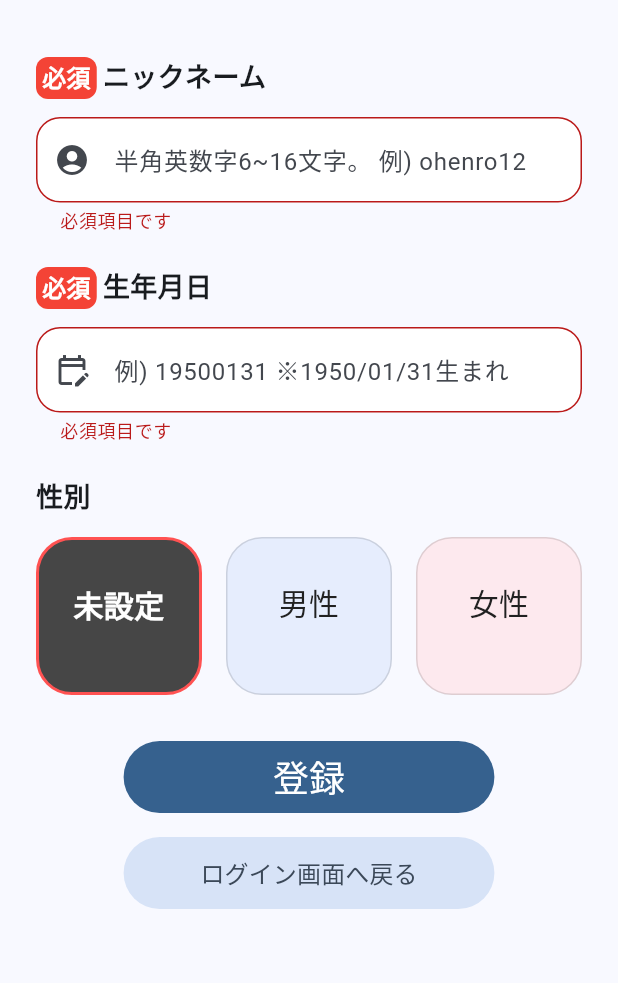
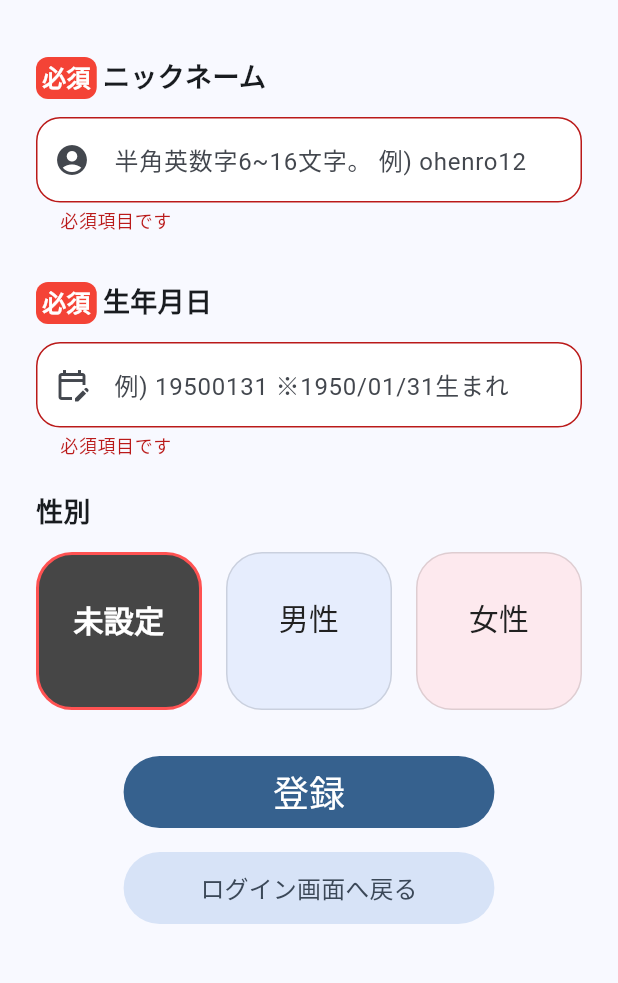
Before and after one commit to sports-club-hanzan/virtual-pilgrimage, a Flutter app: the RegistrationPage screen opened by its route, after a tap on "登録", on a phone screen of 412 x 824 dp, the part 63-1046 px from its top. Run offline on Flutter 3.47's test engine with Material 2 defaults, Android fonts, the phone set to English and light mode, and no system bars; our stand-ins replace cloud_firestore, firebase_analytics, firebase_auth, firebase_core, firebase_crashlytics, firebase_storage and 10 more; missing offline and left inert: google_polyline_algorithm, health, maps_toolkit; accounts and stored records are empty.

Commit message:
:adhesive_bandage: minor fix

```diff
--- a/lib/ui/pages/registration/registration_page.dart
+++ b/lib/ui/pages/registration/registration_page.dart
@@ -25,7 +25,6 @@ class RegistrationPage extends ConsumerWidget {
   }
 }
 
-// TODO(s14t284): デザインを整える
 class RegistrationPageBody extends StatelessWidget {
   const RegistrationPageBody(this.ref, {super.key});
 
@@ -81,7 +80,7 @@ class RegistrationPageBody extends StatelessWidget {
 
   Widget _nicknameFormSection(RegistrationState state, RegistrationPresenter notifier) {
     return SizedBox(
-      height: 140,
+      height: 150,
       child: Column(
         crossAxisAlignment: CrossAxisAlignment.start,
         children: [
@@ -127,13 +126,6 @@ class RegistrationPageBody extends StatelessWidget {
               LengthLimitingTextInputFormatter(8),
             ],
           ),
-          // TextButton(
-          //   onPressed: () => notifier.onPressedDate(context),
-          //   child: Text(
-          //     DateFormat('yyyy/MM/dd').format(state.birthDay),
-          //     style: const TextStyle(color: Colors.black, fontSize: FontSize.largeSize),
-          //   ),
-          // ),
         ],
       ),
     );
@@ -186,10 +178,7 @@ class RegistrationPageBody extends StatelessWidget {
                   ),
                 ),
               // leadingを表示
-              Text(
-                leadingText,
-                style: const TextStyle(fontSize: 18, fontWeight: FontWeight.bold),
-              ),
+              Text(leadingText, style: const TextStyle(fontSize: 18, fontWeight: FontWeight.bold)),
             ],
           ),
         ),
--- a/lib/ui/pages/registration/registration_presenter.dart
+++ b/lib/ui/pages/registration/registration_presenter.dart
@@ -7,6 +7,7 @@ import 'package:virtualpilgrimage/analytics.dart';
 import 'package:virtualpilgrimage/domain/user/registration/registration_result.dart';
 import 'package:virtualpilgrimage/domain/user/registration/user_registration_usecase.dart';
 import 'package:virtualpilgrimage/domain/user/virtual_pilgrimage_user.codegen.dart';
+import 'package:virtualpilgrimage/infrastructure/firebase/firebase_crashlytics_provider.dart';
 import 'package:virtualpilgrimage/model/form_model.codegen.dart';
 import 'package:virtualpilgrimage/model/radio_button_model.codegen.dart';
 import 'package:virtualpilgrimage/ui/pages/registration/registration_state.codegen.dart';
@@ -22,7 +23,10 @@ class RegistrationPresenter extends StateNotifier<RegistrationState> {
       : super(
           RegistrationState(
             nickname: FormModel.of(nicknameValidator, user?.nickname ?? ''),
-            birthday: FormModel.of(birthdayValidator),
+            birthday: FormModel.of(
+              birthdayValidator,
+              user != null ? DateFormat('yyyyMMdd').format(user.birthDay) : '',
+            ),
             gender: RadioButtonModel.of<Gender>(
               ['未設定', '男性', '女性'],
               Gender.values,
@@ -40,20 +44,25 @@ class RegistrationPresenter extends StateNotifier<RegistrationState> {
         ) {
     _usecase = _ref.read(userRegistrationUsecaseProvider);
     _analytics = _ref.read(analyticsProvider);
+    _crashlytics = _ref.read(firebaseCrashlyticsProvider);
+    _userState = _ref.watch(userStateProvider.notifier);
+    _loginState = _ref.watch(loginStateProvider.state);
   }
 
   final Ref _ref;
   late final UserRegistrationUsecase _usecase;
   late final Analytics _analytics;
   late final FirebaseCrashlytics _crashlytics;
+  late final StateController<VirtualPilgrimageUser?> _userState;
+  late final StateController<UserStatus?> _loginState;
   final dateFormatter = DateFormat();
 
   void onChangedNickname(FormModel nickname) {
-    state = state.copyWith(nickname: nickname);
+    state = state.copyWith(nickname: nickname.copyWith(externalErrors: []));
   }
 
   void onChangedBirthday(FormModel birthday) {
-    state = state.copyWith(birthday: birthday);
+    state = state.copyWith(birthday: birthday.copyWith(externalErrors: []));
   }
 
   void onChangedGender(Gender? gender) {
@@ -80,8 +89,8 @@ class RegistrationPresenter extends StateNotifier<RegistrationState> {
           eventName: AnalyticsEvent.registrationFailed,
           parameters: {
             ...defaultParams,
-            'nicknameValidationError': state.nickname.displayError,
-            'birthdayValidationError': state.birthday.displayError,
+            'nicknameValidationError': state.nickname.displayError ?? '',
+            'birthdayValidationError': state.birthday.displayError ?? '',
           },
         ),
       );
@@ -90,7 +99,7 @@ class RegistrationPresenter extends StateNotifier<RegistrationState> {
 
     late DateTime birthday;
     try {
-      birthday = dateFormatter.parse(state.birthday.text);
+      birthday = DateTime.parse(state.birthday.text);
     } on FormatException catch (e) {
       state = state.copyWith(
         birthday: state.birthday.addExternalError('生年月日の形式が不正です'),
@@ -100,8 +109,8 @@ class RegistrationPresenter extends StateNotifier<RegistrationState> {
           eventName: AnalyticsEvent.registrationFailed,
           parameters: {
             ...defaultParams,
-            'nicknameValidationError': state.nickname.displayError,
-            'birthdayValidationError': state.birthday.displayError,
+            'nicknameValidationError': state.nickname.displayError ?? '',
+            'birthdayValidationError': state.birthday.displayError ?? '',
           },
         ),
       );
@@ -114,14 +123,15 @@ class RegistrationPresenter extends StateNotifier<RegistrationState> {
       nickname: state.nickname.text,
       gender: state.gender.selectedValue,
       birthDay: birthday,
+      userStatus: UserStatus.created,
     );
     final result = await _usecase.execute(updatedUser);
 
     switch (result.status) {
       // ユーザ登録に成功したらユーザの state を更新
       case RegistrationResultStatus.success:
-        _ref.read(userStateProvider.state).state = updatedUser;
-        _ref.read(loginStateProvider.state).state = updatedUser.userStatus;
+        _userState.state = updatedUser;
+        _loginState.state = updatedUser.userStatus;
         break;
       case RegistrationResultStatus.alreadyExistSameNicknameUser:
         state = state.copyWith(
@@ -130,10 +140,7 @@ class RegistrationPresenter extends StateNotifier<RegistrationState> {
         unawaited(
           _analytics.logEvent(
             eventName: AnalyticsEvent.registrationFailed,
-            parameters: {
-              ...defaultParams,
-              'status': result.status.name,
-            },
+            parameters: {...defaultParams, 'status': result.status.name},
           ),
         );
         unawaited(_crashlytics.recordError(result.error, null));
@@ -142,10 +149,7 @@ class RegistrationPresenter extends StateNotifier<RegistrationState> {
         unawaited(
           _analytics.logEvent(
             eventName: AnalyticsEvent.registrationFailed,
-            parameters: {
-              ...defaultParams,
-              'status': result.status.name,
-            },
+            parameters: {...defaultParams, 'status': result.status.name},
           ),
         );
         unawaited(_crashlytics.recordError(result.error, null));
```
Also changed, not shown: lib/ui/pages/sign_in/sign_in_presenter.dart (+2 -6 lines).
